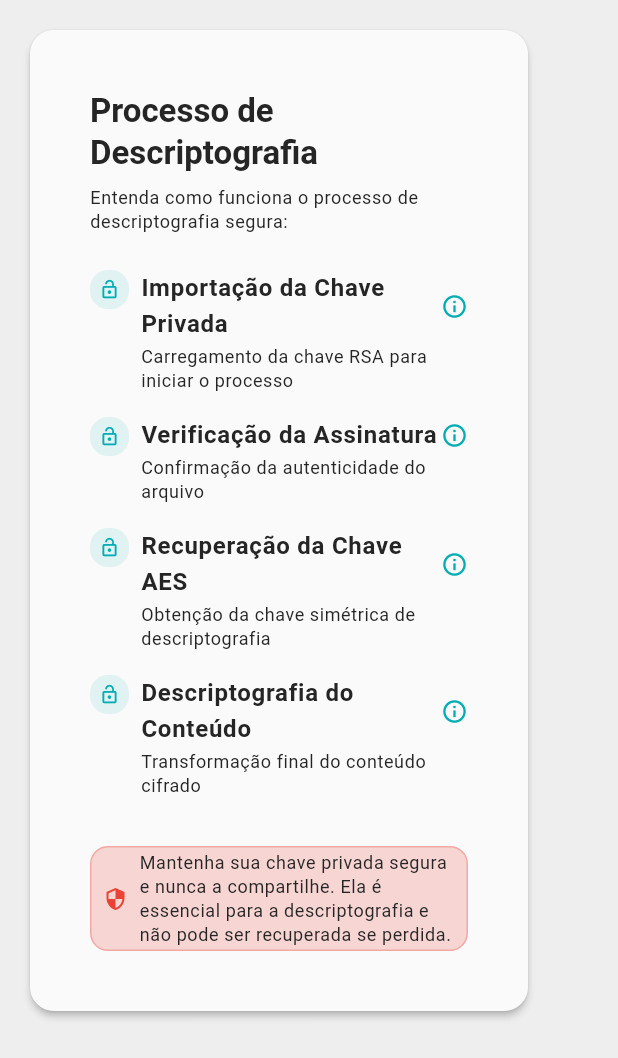
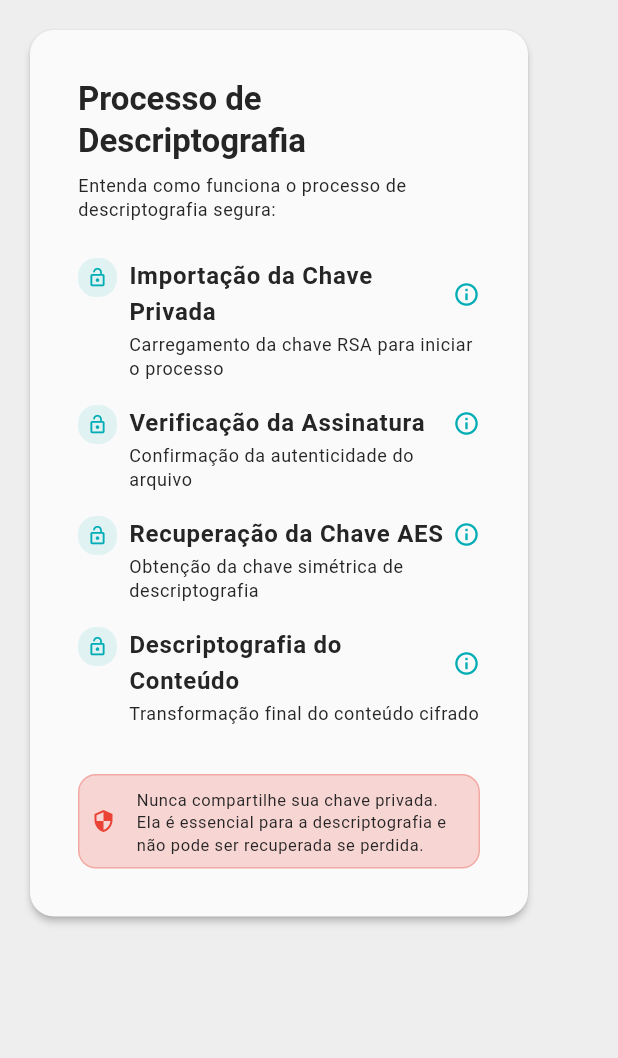
Before and after one commit to vnmartinez/hash-link, a Flutter app: the DecryptionInfoSidebar widget shown alone on an empty page, opened directly, on a phone screen of 412 x 824 dp. Shown: the top 1058 px of the screen. Run offline on Flutter 3.47's test engine with Material 3 defaults, Android fonts, the phone set to English and light mode, and no system bars; our stand-ins replace file_picker, flutter_bloc, font_awesome_flutter, freezed_annotation, page_transition, shared_preferences; missing offline and left inert: pdfx, pointycastle, window_manager; accounts and stored records are empty.

```diff
--- a/lib/views/encrypt/subviews/protection_subview.dart
+++ b/lib/views/encrypt/subviews/protection_subview.dart
@@ -263,7 +263,7 @@ class ProtectionSubview extends StatelessWidget {
           padding:
               EdgeInsets.all(isSmallScreen ? AppSpacing.sm : AppSpacing.md),
           decoration: BoxDecoration(
-            color: theme.colorScheme.surfaceVariant,
+            color: theme.colorScheme.surfaceContainerHighest,
             borderRadius: BorderRadius.circular(8),
             border: Border.all(color: theme.colorScheme.outline),
           ),
--- a/lib/views/encrypt/subviews/shipping_subview.dart
+++ b/lib/views/encrypt/subviews/shipping_subview.dart
@@ -277,7 +277,7 @@ class ShippingSubview extends StatelessWidget {
         decoration: BoxDecoration(
           color: isActive
               ? AppColors.primary.withOpacity(0.1)
-              : theme.colorScheme.surfaceVariant,
+              : theme.colorScheme.surfaceContainerHighest,
           borderRadius: BorderRadius.circular(8),
           border: Border.all(
             color: isActive ? AppColors.primary : theme.colorScheme.outline,
--- a/lib/widgets/custom_toast.dart
+++ b/lib/widgets/custom_toast.dart
@@ -24,7 +24,7 @@ class CustomToast extends StatelessWidget {
       builder: (context) => Stack(
         children: [
           Positioned(
-            top: MediaQuery.of(context).padding.top + 190,
+            top: MediaQuery.of(context).padding.top + 200,
             right: 16,
             child: TweenAnimationBuilder<double>(
               tween: Tween(begin: 0.0, end: 1.0),
--- a/lib/widgets/decryption_info_sidebar.dart
+++ b/lib/widgets/decryption_info_sidebar.dart
@@ -38,7 +38,7 @@ class DecryptionInfoSidebar extends StatelessWidget {
     final theme = Theme.of(context);
 
     return Padding(
-      padding: const EdgeInsets.all(AppSpacing.md),
+      padding: const EdgeInsets.all(AppSpacing.containerSm),
       child: Card(
         elevation: 2,
         shape: RoundedRectangleBorder(
@@ -47,7 +47,7 @@ class DecryptionInfoSidebar extends StatelessWidget {
         child: Container(
           width: 300,
           margin: const EdgeInsets.all(AppSpacing.md),
-          padding: const EdgeInsets.all(AppSpacing.lg),
+          padding: const EdgeInsets.all(AppSpacing.md),
           child: SingleChildScrollView(
             child: Column(
               crossAxisAlignment: CrossAxisAlignment.start,
@@ -157,11 +157,15 @@ class DecryptionInfoSidebar extends StatelessWidget {
               ),
               const SizedBox(width: AppSpacing.sm),
               Expanded(
-                child: Text(
-                  'Mantenha sua chave privada segura e nunca a compartilhe. Ela é essencial para a descriptografia e não pode ser recuperada se perdida.',
-                  style: theme.textTheme.bodySmall?.copyWith(
-                    color: theme.colorScheme.onSurfaceVariant,
-                    fontSize: 12,
+                child: Padding(
+                  padding: const EdgeInsets.all(6.0),
+                  child: Text(
+                    'Nunca compartilhe sua chave privada. Ela é essencial para a descriptografia e não pode ser recuperada se perdida.',
+                    style: theme.textTheme.bodySmall?.copyWith(
+                      color: theme.colorScheme.onSurfaceVariant,
+                      leadingDistribution: TextLeadingDistribution.proportional,
+                      fontSize: 11,
+                    ),
                   ),
                 ),
               ),
--- a/lib/widgets/educational_widgets.dart
+++ b/lib/widgets/educational_widgets.dart
@@ -6,9 +6,9 @@ class SecurityTips extends StatelessWidget {
   final List<String> tips;
 
   const SecurityTips({
-    Key? key,
+    super.key,
     required this.tips,
-  }) : super(key: key);
+  });
 
   @override
   Widget build(BuildContext context) {
```
Also changed, not shown: lib/views/decrypt/decrypt_view.dart (+13 -5 lines), lib/views/encrypt/encrypt_view.dart (+13 -4 lines).
